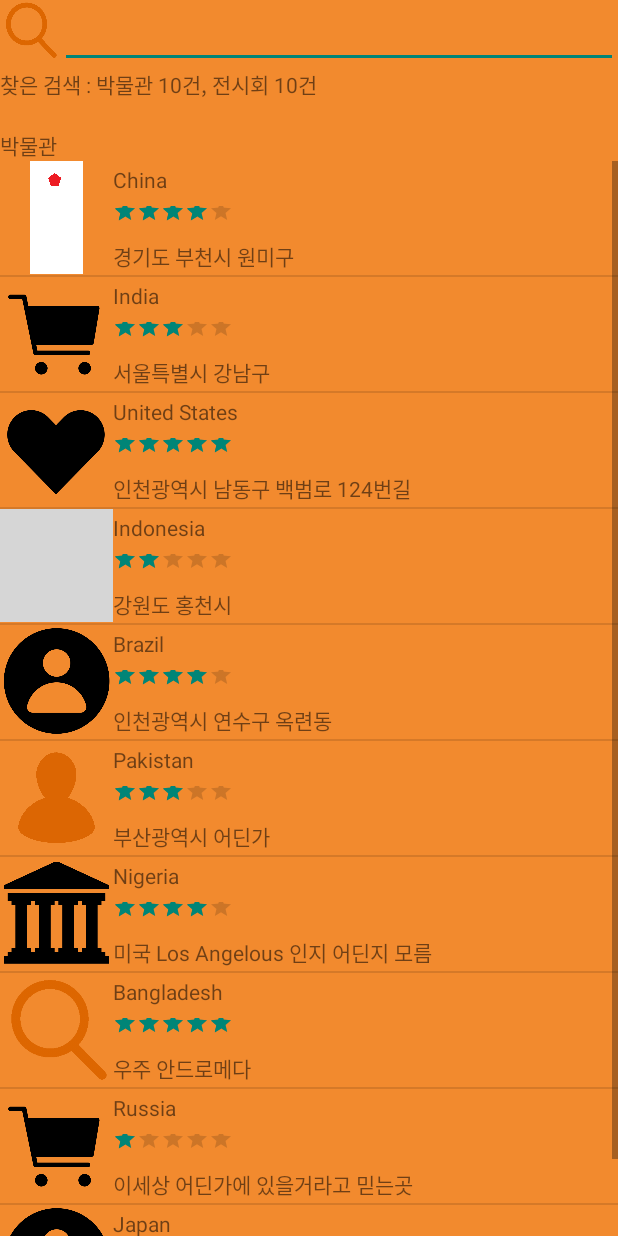
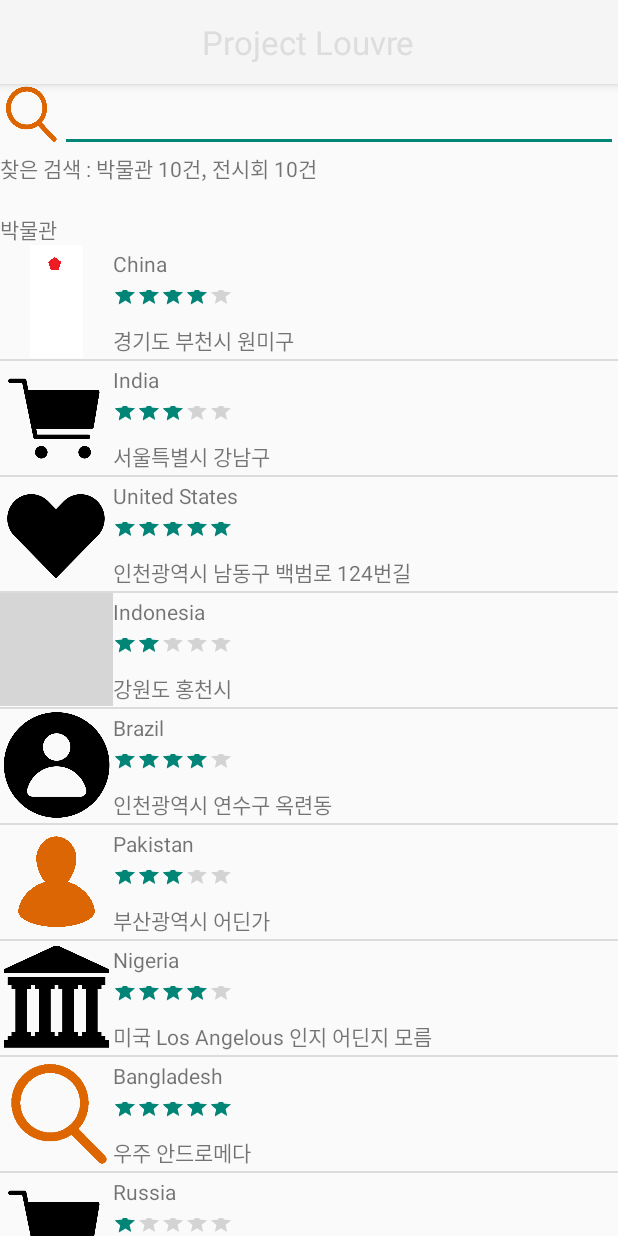
Before and after one commit to HSflower/AndroidProjects, an Android app: the OptionP screen opened directly, with no data from a screen before it, after a tap on an icon or button, on a phone screen of 412 x 824 dp. Run offline under Robolectric (Android 15) with nearby library versions, the phone set to English and light mode, and no system bars; grey boxes are pictures that could not be loaded.

Commit message:
추가적인 수정 툴바가 액티비티를 가리던 오류 수정 Exhibition과 Museum과 OptionP(검색창)의 소스 주석을 달음

```diff
--- a/app/src/main/AndroidManifest.xml
+++ b/app/src/main/AndroidManifest.xml
@@ -53,7 +53,8 @@
         </activity>
         <activity android:name=".MuseumInfoActivity">
         </activity>
-        <activity android:name=".OptionP" />
+        <activity android:name=".OptionP"
+            android:theme="@style/Theme.AppCompat.Light"/>
         <activity android:name=".Cart" />
         <activity android:name=".Profile" />
         <activity
--- a/app/src/main/java/com/example/hong_inseon/projectlouvre/Exhibition.java
+++ b/app/src/main/java/com/example/hong_inseon/projectlouvre/Exhibition.java
@@ -4,8 +4,8 @@ package com.example.hong_inseon.projectlouvre;
  * Created by 박명준 on 2017-02-23.
  */
 public class Exhibition {
-    private String nameM, nameW, nameP;
-    private int P;
+    private String nameM, nameW, nameP; // 전시회 이름, 전시회 작품 이름, 전시 기간 변수
+    private int P;  // 이미지 저장 상수 변수
 
     public Exhibition(String nameM, String nameW, String nameP, int P) {
         this.nameM = nameM;
@@ -18,13 +18,20 @@ public class Exhibition {
     public String getNameM() {
         return this.nameM;
     }
+    //전시회 이름 받아오기
+
     public String getNameW() {
         return this.nameW;
     }
+    //전시 작품 이름 받아오기
+
     public String getNameP() {
         return this.nameP;
     }
+    //전시 기간 받아오기
+
     public int getImage() {
         return this.P;
     }
+    //전시회 이미지 받아오기
 }
--- a/app/src/main/java/com/example/hong_inseon/projectlouvre/ListViewAdapterExhibition.java
+++ b/app/src/main/java/com/example/hong_inseon/projectlouvre/ListViewAdapterExhibition.java
@@ -99,4 +99,5 @@ public class ListViewAdapterExhibition extends BaseAdapter {
         }
         notifyDataSetChanged();
     }
+    //버튼을 눌렀을때 포함한 문자가 있을때 이를 리스트에 띄워 주는 메소드
 }
--- a/app/src/main/java/com/example/hong_inseon/projectlouvre/ListViewAdapterMuseum.java
+++ b/app/src/main/java/com/example/hong_inseon/projectlouvre/ListViewAdapterMuseum.java
@@ -97,6 +97,7 @@ public class ListViewAdapterMuseum extends BaseAdapter {
                 }
             }
         }
-        //notifyDataSetChanged();
+        notifyDataSetChanged();
     }
+    //버튼을 눌렀을때 포함한 문자가 있을때 이를 리스트에 띄워 주는 메소드
 }
--- a/app/src/main/java/com/example/hong_inseon/projectlouvre/Museum.java
+++ b/app/src/main/java/com/example/hong_inseon/projectlouvre/Museum.java
@@ -5,8 +5,8 @@ package com.example.hong_inseon.projectlouvre;
  */
 
 public class Museum {
-    private String name1, name2;
-    int Rating, Image;
+    private String name1, name2; // 박물관 이름, 박물관 주소 변수
+    int Rating, Image;  // 박물관 평점, 박물관 이미지 변수
 
     public Museum(String name1, int Rating, String name2, int Image) {
         this.name1 = name1; this.Rating = Rating; this.name2 = name2; this.Image = Image;
@@ -15,16 +15,20 @@ public class Museum {
     public String getNameM() {
         return this.name1;
     }
+    //박물관 이름 받아오기
 
     public int getNameR() {
         return this.Rating;
     }
+    //박물관 평점 받아오기
 
     public String getNameA() {
         return this.name2;
     }
+    //박물관 주소 받아오기
 
     public int getImage() {
         return Image;
     }
+    //박물관 이미지 받아오기
 }
--- a/app/src/main/java/com/example/hong_inseon/projectlouvre/OptionP.java
+++ b/app/src/main/java/com/example/hong_inseon/projectlouvre/OptionP.java
@@ -61,30 +61,34 @@ public class OptionP extends AppCompatActivity {
                 , "2017.02.22~2017.07.21","2017.02.21~2017.07.21", "2017.02.20~2017.07.21"};
         Image2 = new int[] {R.drawable.no,R.drawable.cart,R.drawable.heart,R.drawable.louvre,R.drawable.profile,
                 R.drawable.mypage,R.drawable.temple,R.drawable.search,R.drawable.cart,R.drawable.profile};
+        //관련 자료들 저장 - DB에서 쓸 자료들의 예시
 
-        list = (ListView) findViewById(R.id.listview);
-        list2 = (ListView)findViewById(R.id.listview2);
-        t = (TextView)findViewById(R.id.Result);
-        t1 = (TextView)findViewById(R.id.textMuseum);
-        t2 = (TextView)findViewById(R.id.textExhibition);
+        list = (ListView) findViewById(R.id.listview);          //박물관 검색 결과를 띄울 리스트
+        list2 = (ListView)findViewById(R.id.listview2);         //전시회 검색 결과를 띄울 리스트
+        t = (TextView)findViewById(R.id.Result);                //찾은 검색 정보를 띄울 텍스트
+        t1 = (TextView)findViewById(R.id.textMuseum);           //검색시 "박물관"을 띄울 텍스트, edit text가 변할시 사라진다
+        t2 = (TextView)findViewById(R.id.textExhibition);      //검색시 "전시회"를 띄울 텍스트, 위와 같다
 
         for (int i = 0; i < name1.length; i++)
         {
             Museum wp = new Museum(name1[i], rating[i], name2[i], Image[i]);
             arraylist.add(wp);
         }
+        //박물관 검색 리스트의 뷰홀더에 쓰일 클래스의 생성자를 자료들로 설정
 
         for (int i = 0; i < name2.length; i++) {
             Exhibition wp2 = new Exhibition(name3[i], name4[i], name5[i], Image2[i]);
             arraylist2.add(wp2);
         }
+        //전시회 검색 리스트의 뷰홀더에 쓰일 클래스의 생성자를 자료들로 설정
 
         adapter = new ListViewAdapterMuseum(this, arraylist);
         adapter2 = new ListViewAdapterExhibition(this, arraylist2);
 
-        list.setAdapter(adapter);
-        list2.setAdapter(adapter2);
-        editsearch = (EditText) findViewById(R.id.search);
+        list.setAdapter(adapter);           //어댑터 설정(박물관)
+        list2.setAdapter(adapter2);         //어댑터 설정(전시회)
+
+        editsearch = (EditText) findViewById(R.id.search);          //검색 창
         editsearch.addTextChangedListener(new TextWatcher() {
 
             @Override
@@ -98,6 +102,7 @@ public class OptionP extends AppCompatActivity {
                 adapter.filter(text);
                 adapter2.filter(text);
             }
+            //만약 텍스트에 변화가 있으면 위와 같이 설정한다.
 
             @Override
             public void beforeTextChanged(CharSequence arg0, int arg1,
@@ -122,6 +127,7 @@ public class OptionP extends AppCompatActivity {
         Utility.setListViewHeightBasedOnChildren(list);
         Utility.setListViewHeightBasedOnChildren(list2);
     }
+    //검색을 클릭시 설정할 메소드들
 
     public static class Utility {
         public static void setListViewHeightBasedOnChildren(ListView listView) {
--- a/app/src/main/res/layout/activity_exhibition_info.xml
+++ b/app/src/main/res/layout/activity_exhibition_info.xml
@@ -10,7 +10,8 @@
     android:paddingLeft="@dimen/activity_horizontal_margin"
     android:paddingRight="@dimen/activity_horizontal_margin"
     android:paddingTop="@dimen/activity_vertical_margin"
-    tools:context="com.example.hong_inseon.projectlouvre.ExhibitionInfoActivity">
+    tools:context="com.example.hong_inseon.projectlouvre.ExhibitionInfoActivity"
+    app:layout_behavior="@string/appbar_scrolling_view_behavior">
 
     <LinearLayout
         android:orientation="vertical"
--- a/app/src/main/res/layout/activity_exhibition_info_drawer.xml
+++ b/app/src/main/res/layout/activity_exhibition_info_drawer.xml
@@ -15,8 +15,6 @@
         android:layout_height="match_parent"
         android:fitsSystemWindows="true"
         tools:context="com.projectnull.drawerpp.MainActivity">
-
-        <include layout="@layout/activity_exhibition_info"/>
 
         <android.support.design.widget.AppBarLayout
             android:layout_width="match_parent"
@@ -41,6 +39,9 @@
 
             </android.support.v7.widget.Toolbar>
         </android.support.design.widget.AppBarLayout>
+
+        <include layout="@layout/activity_exhibition_info"/>
+
     </android.support.design.widget.CoordinatorLayout>
 
 
--- a/app/src/main/res/layout/activity_option_p.xml
+++ b/app/src/main/res/layout/activity_option_p.xml
@@ -1,8 +1,11 @@
 <?xml version="1.0" encoding="utf-8"?>
+<ScrollView xmlns:android="http://schemas.android.com/apk/res/android"
+    android:layout_width="match_parent"
+    android:layout_height="match_parent" >
+
     <RelativeLayout xmlns:android="http://schemas.android.com/apk/res/android"
         android:layout_width="fill_parent"
-    android:layout_height="fill_parent"
-    android:background="@color/colorAccent">
+        android:layout_height="fill_parent">
 
         <EditText
             android:id="@+id/search"
@@ -82,3 +85,4 @@
             android:id="@+id/textView6" />
 
     </RelativeLayout>
+</ScrollView>
--- a/app/src/main/res/layout/activity_temple.xml
+++ b/app/src/main/res/layout/activity_temple.xml
@@ -21,7 +21,8 @@
             android:layout_width="fill_parent"
             android:layout_height="fill_parent"
             android:orientation="vertical"
-            android:background="@color/colorAccent">
+            android:background="@color/colorAccent"
+            app:layout_behavior="@string/appbar_scrolling_view_behavior">
 
             <TextView
                 android:text="박물관"
--- a/app/src/main/res/values/colors.xml
+++ b/app/src/main/res/values/colors.xml
@@ -3,6 +3,6 @@
     <color name="colorPrimary">#400404</color>
     <color name="colorPrimaryDark">#888888</color>
     <color name="colorAccent">#f28a2e</color>
-    <color name="colorWhite">#ffffff</color>
+    <color name="colorWhite">#dddddd</color>
     <color name="colorBlack">#000000</color>
 </resources>
```
Lines whose indentation alone changed are shown as unchanged.
